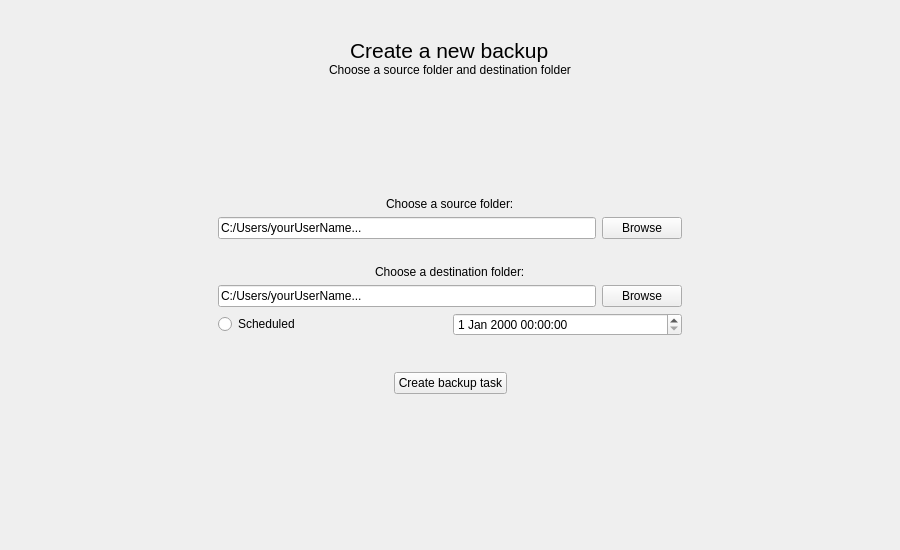
This is backupscreen.ui in Marchell0o0/Backie as Qt 5 draws it before an edit. The edited form follows.
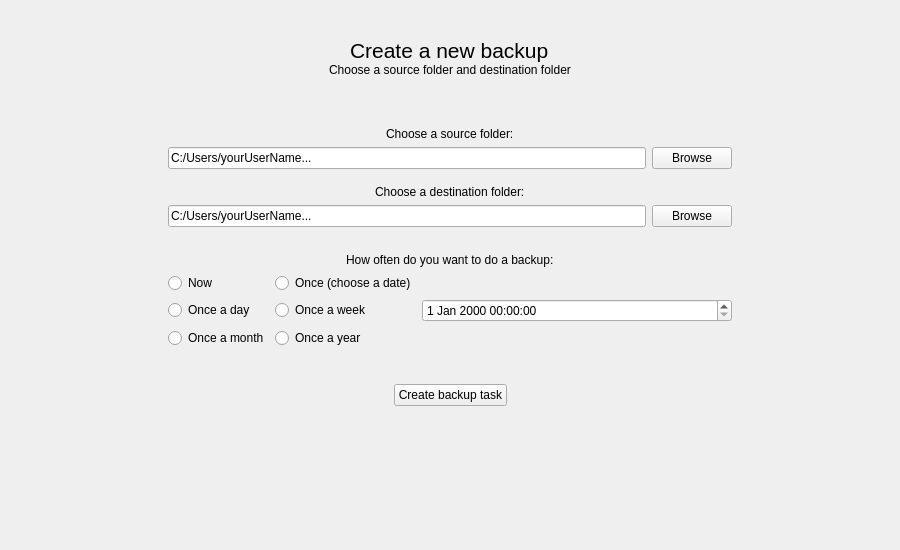
This is the edited form.

Commit message: Changed action 'click' to 'toogle' on sidebar buttons

What changed in the file:
```diff
--- a/backupscreen.ui
+++ b/backupscreen.ui
@@ -63,7 +63,7 @@
            </property>
            <property name="sizeHint" stdset="0">
             <size>
-             <width>200</width>
+             <width>150</width>
              <height>20</height>
             </size>
            </property>
@@ -145,7 +145,7 @@
              <property name="sizeHint" stdset="0">
               <size>
                <width>20</width>
-               <height>90</height>
+               <height>20</height>
               </size>
              </property>
             </spacer>
@@ -212,7 +212,7 @@
                     <property name="sizeHint" stdset="0">
                      <size>
                       <width>10</width>
-                      <height>20</height>
+                      <height>10</height>
                      </size>
                     </property>
                    </spacer>
@@ -245,18 +245,95 @@
                     </item>
                    </layout>
                   </item>
+                  <item>
+                   <spacer name="verticalSpacer_6">
+                    <property name="orientation">
+                     <enum>Qt::Vertical</enum>
+                    </property>
+                    <property name="sizeType">
+                     <enum>QSizePolicy::Fixed</enum>
+                    </property>
+                    <property name="sizeHint" stdset="0">
+                     <size>
+                      <width>20</width>
+                      <height>20</height>
+                     </size>
+                    </property>
+                   </spacer>
+                  </item>
                  </layout>
                 </item>
+                <item alignment="Qt::AlignHCenter">
+                 <widget class="QLabel" name="label_5">
+                  <property name="text">
+                   <string>How often do you want to do a backup:</string>
+                  </property>
+                 </widget>
+                </item>
                 <item>
-                 <layout class="QHBoxLayout" name="horizontalLayout_4">
-                  <item>
+                 <layout class="QGridLayout" name="gridLayout">
+                  <property name="topMargin">
+                   <number>0</number>
+                  </property>
+                  <item row="1" column="1">
+                   <widget class="QRadioButton" name="radioButton_5">
+                    <property name="text">
+                     <string>Once a week</string>
+                    </property>
+                   </widget>
+                  </item>
+                  <item row="1" column="0">
+                   <widget class="QRadioButton" name="radioButton_4">
+                    <property name="text">
+                     <string>Once a day</string>
+                    </property>
+                   </widget>
+                  </item>
+                  <item row="0" column="2">
+                   <spacer name="horizontalSpacer_5">
+                    <property name="orientation">
+                     <enum>Qt::Horizontal</enum>
+                    </property>
+                    <property name="sizeHint" stdset="0">
+                     <size>
+                      <width>40</width>
+                      <height>20</height>
+                     </size>
+                    </property>
+                   </spacer>
+                  </item>
+                  <item row="0" column="0">
+                   <widget class="QRadioButton" name="radioButton_2">
+                    <property name="acceptDrops">
+                     <bool>false</bool>
+                    </property>
+                    <property name="text">
+                     <string>Now</string>
+                    </property>
+                   </widget>
+                  </item>
+                  <item row="0" column="1">
+                   <widget class="QRadioButton" name="radioButton_3">
+                    <property name="text">
+                     <string>Once (choose a date)</string>
+                    </property>
+                   </widget>
+                  </item>
+                  <item row="2" column="0">
                    <widget class="QRadioButton" name="radioButton">
                     <property name="text">
-                     <string>Scheduled</string>
+                     <string>Once a month</string>
                     </property>
                    </widget>
                   </item>
-                  <item>
+                  <item row="2" column="1">
+                   <widget class="QRadioButton" name="radioButton_6">
+                    <property name="text">
+                     <string>Once a year</string>
+                    </property>
+                   </widget>
+                  </item>
+                  <item row="1" column="2">
                    <widget class="QDateTimeEdit" name="dateTimeEdit"/>
                   </item>
                  </layout>
@@ -344,7 +421,7 @@
            </property>
            <property name="sizeHint" stdset="0">
             <size>
-             <width>200</width>
+             <width>150</width>
              <height>20</height>
             </size>
            </property>
```
Left out of the diff: 2 changed lines with no effect on the pictures. The commit also changes 9 other files.
